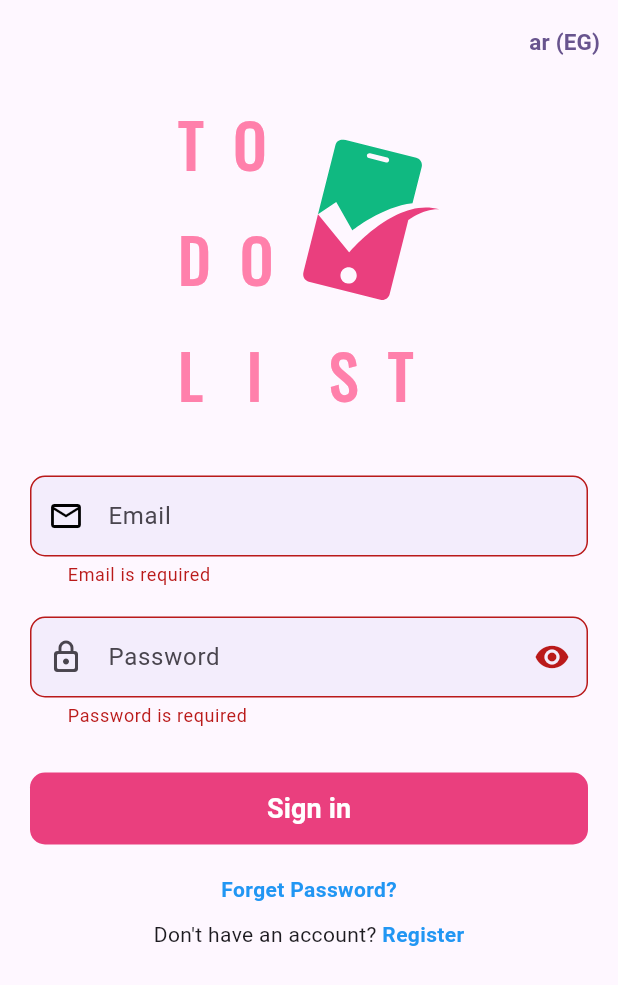
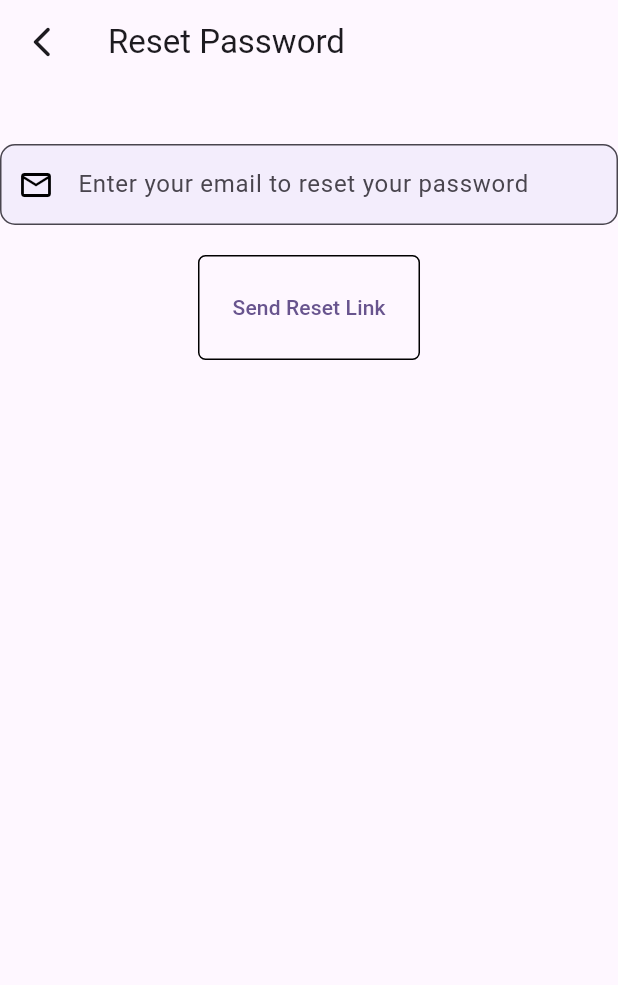
Before and after one commit to Mo123elsayed/ToDo_app, a Flutter app: the screen it shows after launch, after a tap on "Sign in", after a tap on "Forget Password?", on a phone screen of 412 x 824 dp. Shown: the top 985 px of the screen. Run offline on Flutter 3.47's test engine with Material 3 defaults, Android fonts, the phone set to English and light mode, and no system bars; our stand-ins replace bloc, cloud_firestore, easy_localization, firebase_auth, firebase_core, flutter_bloc and 2 more; missing offline and left inert: dart_either; accounts and stored records are empty; project files that could hold a hidden picture were left out.

Commit message:
`Added password reset functionality and updated related code`

```diff
--- a/assets/translations/ar.json
+++ b/assets/translations/ar.json
@@ -12,6 +12,9 @@
     "password_changed_successfully!":"تم تغيير كلمة المرور بنجاح!",
     "new_password_is_too_weak":"كلمة المرور الجديدة ضعيفة جدا",
     "passwords_do_not_match":"كلمتا المرور غير متطابقتين",
+    "Enter_your_email_to_rest_your_password":"أدخل بريدك الإلكتروني لإعادة تعيين كلمة المرور الخاصة بك",
+    "reset_password": "إعادة تعيين كلمة المرور",
+    "send_reset_link": "إرسال رابط إعادة التعيين",
     "sign_in": "تسجيل الدخول",
     "or": "أو",
     "login_with_google": "تسجيل الدخول باستخدام جوجل",
--- a/assets/translations/en.json
+++ b/assets/translations/en.json
@@ -12,6 +12,9 @@
     "password_changed_successfully!":"Password changed successfully!",
     "new_password_is_too_weak":"New Password is too weak",
     "passwords_do_not_match":"Passwords do not match",
+    "Enter_your_email_to_rest_your_password":"Enter your email to reset your password",
+    "reset_password": "Reset Password",
+    "send_reset_link": "Send Reset Link",
     "sign_in": "Sign in",
     "or": "OR",
     "login_with_google": "Login with Google",
--- a/lib/authentication/domain/repositories/base_auth_repository.dart
+++ b/lib/authentication/domain/repositories/base_auth_repository.dart
@@ -9,9 +9,10 @@ abstract class BaseAuthRepository {
   );
   Future<Either> logInWithFirebase(String email, String password);
   Future<Either> profileInfo();
-  Future<Either> changePassword({
+  Future<Either> changePassword(
     String currentPassword,
     String newPassword,
     String confirmNewPassword,
-  });
+  );
+  Future<Either> forgetPassword(String email);
 }
--- a/lib/authentication/presentation/controllers/change_password_cubit/change_password_state.dart
+++ b/lib/authentication/presentation/controllers/change_password_cubit/change_password_state.dart
@@ -12,4 +12,7 @@ final class ChangePasswordFailure extends ChangePasswordState {
   ChangePasswordFailure(this.message);
 }
 
-final class ChangePasswordSucess extends ChangePasswordState {}
+final class ChangePasswordSuccess extends ChangePasswordState {
+  final String message;
+  ChangePasswordSuccess(this.message);
+}
--- a/lib/authentication/presentation/controllers/profile_cubit/profile_cubit.dart
+++ b/lib/authentication/presentation/controllers/profile_cubit/profile_cubit.dart
@@ -3,7 +3,6 @@ import 'package:meta/meta.dart';
 import 'package:todo_app/authentication/data/models/user_model.dart';
 import 'package:todo_app/authentication/data/repositories/auth_repository_implementation.dart';
 import 'package:todo_app/authentication/domain/repositories/base_auth_repository.dart';
-import 'package:todo_app/home/domain/repositories/base_home_repository.dart';
 
 part 'profile_state.dart';
 
--- /dev/null
+++ b/lib/authentication/presentation/screens/forget_password_screen.dart
@@ -0,0 +1,65 @@
+import 'package:flutter/material.dart';
+import 'package:flutter_bloc/flutter_bloc.dart';
+import 'package:easy_localization/easy_localization.dart';
+import 'package:todo_app/core/theme/app_color.dart';
+import 'package:todo_app/core/validator/app_validator.dart';
+import 'package:todo_app/authentication/presentation/widgets/custom_text_form_field.dart';
+
+class ForgetPasswordScreen extends StatefulWidget {
+  const ForgetPasswordScreen({super.key});
+
+  static const String screenRoute = '/forget-password';
+
+  @override
+  State<ForgetPasswordScreen> createState() => _ForgetPasswordScreenState();
+}
+
+class _ForgetPasswordScreenState extends State<ForgetPasswordScreen> {
+  final TextEditingController emailController = TextEditingController();
+  final GlobalKey<FormState> formKey = GlobalKey();
+  @override
+  Widget build(BuildContext context) {
+    return Scaffold(
+      appBar: AppBar(
+        title: Text('reset_password').tr(),
+        leading: IconButton(
+          onPressed: () => Navigator.pop(context),
+          icon: Icon(Icons.arrow_back_ios_new_rounded),
+        ),
+      ),
+      body: Form(
+        key: formKey,
+        child: Column(
+          children: [
+            SizedBox(height: 40),
+            CustomTextFormField(
+              title: "Enter_your_email_to_rest_your_password".tr(),
+              label: 'email'.tr(),
+              prefixIcon: Icon(Icons.email_outlined, color: Colors.black),
+              inputType: TextInputType.emailAddress,
+              controller: emailController,
+              secureText: false,
+              validator: (p0) => AppValidator.validateEmail(p0),
+              textInputAction: TextInputAction.done,
+            ),
+            SizedBox(height: 20),
+            Container(
+              padding: EdgeInsets.all(10),
+              decoration: BoxDecoration(
+                borderRadius: BorderRadius.circular(5),
+                color: Colors.transparent,
+                border: Border.all(color: AppColors.black, width: 1),
+              ),
+              child: TextButton(
+                onPressed: () {
+                  if (formKey.currentState!.validate()) {}
+                },
+                child: Text('send_reset_link'.tr()),
+              ),
+            ),
+          ],
+        ),
+      ),
+    );
+  }
+}
--- a/lib/authentication/presentation/screens/login_screen.dart
+++ b/lib/authentication/presentation/screens/login_screen.dart
@@ -1,8 +1,8 @@
 import 'package:easy_localization/easy_localization.dart';
 import 'package:flutter/material.dart';
 import 'package:flutter_bloc/flutter_bloc.dart';
-import 'package:flutter_svg/svg.dart';
 import 'package:todo_app/authentication/presentation/controllers/login_cubit/login_cubit.dart';
+import 'package:todo_app/authentication/presentation/screens/forget_password_screen.dart';
 import 'package:todo_app/authentication/presentation/screens/sign_up_screen.dart';
 import 'package:todo_app/authentication/presentation/widgets/custom_text_form_field.dart';
 import 'package:todo_app/authentication/presentation/widgets/logo.dart';
@@ -83,7 +83,7 @@ class _LoginScreenState extends State<LoginScreen> {
                         controller: emailController,
                         secureText: false,
                         validator: (p0) =>
-                            AppValidator.validateEmail(emailController.text),
+                            AppValidator.validateEmail(p0),
                         textInputAction: TextInputAction.next,
                       ),
                       SizedBox(height: 20),
@@ -214,7 +214,12 @@ class _LoginScreenState extends State<LoginScreen> {
                       // ),
                       SizedBox(height: 10),
                       GestureDetector(
-                        onTap: () {},
+                        onTap: () {
+                          Navigator.pushNamed(
+                            context,
+                            ForgetPasswordScreen.screenRoute,
+                          );
+                        },
                         child: Text(
                           "forget_password".tr(),
                           style: TextStyle(
--- a/lib/authentication/presentation/widgets/custom_text_form_field.dart
+++ b/lib/authentication/presentation/widgets/custom_text_form_field.dart
@@ -3,6 +3,7 @@ import 'package:flutter/material.dart';
 class CustomTextFormField extends StatelessWidget {
   /// A custom text form field widget.
   ///
+  /// The widget takes in a [title] as a string,
   /// [label] is the text displayed as the label of the form field.
   /// [prefixIcon] is the widget displayed at the start of the form field.
   /// [suffixIcon] is the widget displayed at the end of the form field.
@@ -10,7 +11,8 @@ class CustomTextFormField extends StatelessWidget {
   /// [controller] is used to control the text being edited.
   /// [secureText] determines whether the text in the form field is obscured.
   /// [validator] is a function that validates the text entered in the form field.
-
+  /// [textInputAction] specifies the action button on the keyboard.
+  final String? title ;
   final String? label;
   final Widget? prefixIcon;
   final Widget? suffixIcon;
@@ -22,6 +24,7 @@ class CustomTextFormField extends StatelessWidget {
 
   CustomTextFormField({
     super.key,
+    this.title,
     this.label,
     this.prefixIcon,
     this.suffixIcon,
@@ -42,6 +45,7 @@ class CustomTextFormField extends StatelessWidget {
       keyboardType: inputType,
       keyboardAppearance: Brightness.dark,
       decoration: InputDecoration(
+        labelText: title,
         hintText: "$label",
         prefixIcon: prefixIcon,
         suffixIcon: suffixIcon,
--- a/lib/main.dart
+++ b/lib/main.dart
@@ -2,11 +2,12 @@ import 'package:easy_localization/easy_localization.dart';
 import 'package:firebase_core/firebase_core.dart';
 import 'package:flutter/material.dart';
 import 'package:flutter_bloc/flutter_bloc.dart';
+import 'package:todo_app/authentication/presentation/screens/forget_password_screen.dart';
 import 'package:todo_app/authentication/presentation/screens/login_screen.dart';
 import 'package:todo_app/authentication/presentation/screens/sign_up_screen.dart';
 import 'package:todo_app/home/presentation/controllers/delete_todo_cubit/delete_todo_cubit.dart';
 import 'package:todo_app/home/presentation/controllers/get_todo_cubit/get_todo_cubit.dart';
-import 'package:todo_app/home/presentation/screens/change_password.dart';
+import 'package:todo_app/authentication/presentation/screens/change_password_screen.dart';
 import 'package:todo_app/home/presentation/screens/detail_todo.dart';
 import 'package:todo_app/home/presentation/screens/home_screen.dart';
 import 'package:todo_app/home/presentation/screens/profile_screen.dart';
@@ -54,7 +55,8 @@ class MyApp extends StatelessWidget {
           child: DetailTodo(),
         ),
         ProfileScreen.screenRoute: (context) => ProfileScreen(),
-        ChangePassword.screenRoute:(context)=> ChangePassword(),
+        ChangePasswordScreen.screenRoute: (context) => ChangePasswordScreen(),
+        ForgetPasswordScreen.screenRoute: (context) => ForgetPasswordScreen(),
       },
     );
   }
```
Also changed, not shown: lib/authentication/data/repositories/auth_repository_implementation.dart (+36 -13 lines), lib/authentication/presentation/controllers/change_password_cubit/change_password_cubit.dart (+16 -0 lines), lib/authentication/presentation/controllers/cubit/forget_password_cubit.dart (added, +21 -0 lines), lib/authentication/presentation/controllers/cubit/forget_password_state.dart (added, +15 -0 lines), lib/authentication/presentation/screens/change_password_screen.dart (added, +129 -0 lines), lib/home/presentation/screens/change_password.dart (deleted, +0 -101 lines), lib/home/presentation/screens/profile_screen.dart (+4 -4 lines).
